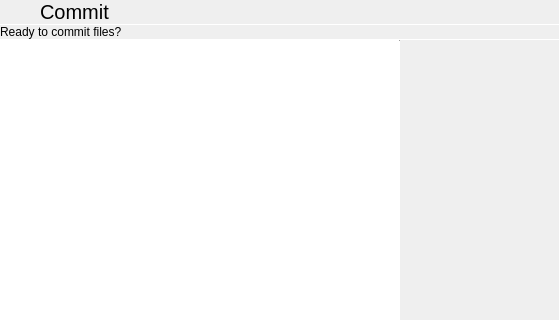
Before: the Qt Designer form slate/SourceControl/GitDialogs/commitdialog.ui in theCheeseboard/theSlate, drawn with Qt 5; both pictures show x 0 to 559 and y 0 to 320 of the 798 by 518 pixel window.
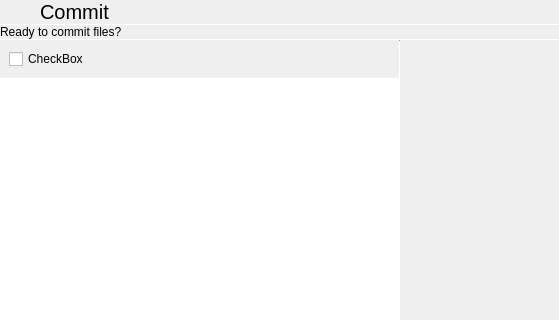
After: the same form once the commit is applied. Icons and pictures are not drawn.

The edit to the form file:
```diff
--- a/slate/SourceControl/GitDialogs/commitdialog.ui
+++ b/slate/SourceControl/GitDialogs/commitdialog.ui
@@ -156,6 +156,29 @@
         <property name="bottomMargin">
          <number>0</number>
         </property>
+        <item>
+         <layout class="QVBoxLayout" name="verticalLayout_3">
+          <property name="leftMargin">
+           <number>9</number>
+          </property>
+          <property name="topMargin">
+           <number>9</number>
+          </property>
+          <property name="rightMargin">
+           <number>9</number>
+          </property>
+          <property name="bottomMargin">
+           <number>9</number>
+          </property>
+          <item>
+           <widget class="QCheckBox" name="selectTrackedFilesCheckbox">
+            <property name="text">
+             <string>CheckBox</string>
+            </property>
+           </widget>
+          </item>
+         </layout>
+        </item>
         <item>
          <widget class="QListView" name="filesView">
           <property name="frameShape">
```
